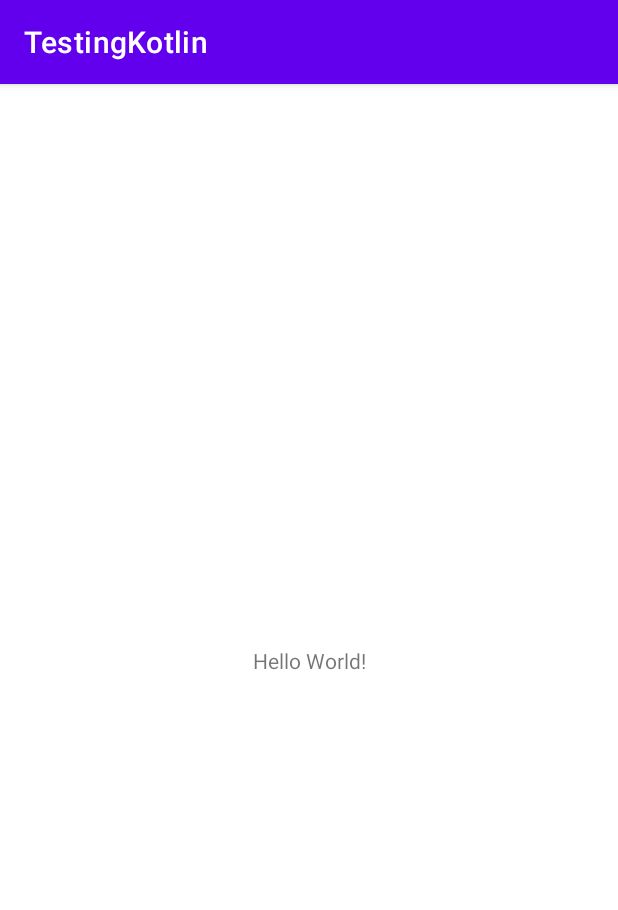
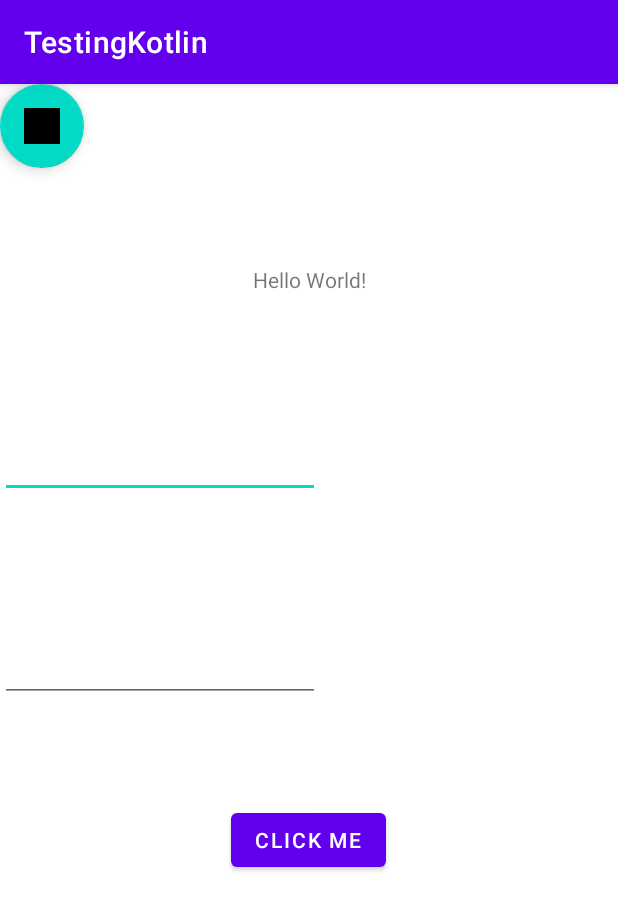
Before and after one commit to Redtro2k/Android-testing, an Android app: the screen it shows after launch (MainActivity), on a phone screen of 412 x 824 dp. Shown: the top 910 px of the screen. Run offline under Robolectric (Android 15) with nearby library versions, the phone set to English and light mode, and no system bars.

Commit message:
learn basic kotlin snackbar,toast,button,input

```diff
--- a/app/src/main/java/com/example/testingkotlin/MainActivity.kt
+++ b/app/src/main/java/com/example/testingkotlin/MainActivity.kt
@@ -2,10 +2,43 @@ package com.example.testingkotlin
 
 import androidx.appcompat.app.AppCompatActivity
 import android.os.Bundle
+import android.view.View
+import android.widget.Button
+import android.widget.EditText
+import android.widget.TextView
+import android.widget.Toast
+import com.google.android.material.snackbar.Snackbar
+import org.w3c.dom.Text
 
 class MainActivity : AppCompatActivity() {
     override fun onCreate(savedInstanceState: Bundle?) {
         super.onCreate(savedInstanceState)
         setContentView(R.layout.activity_main)
+
+        val fab: View = findViewById<View>(R.id.fab);
+        val btnclickme: Button = findViewById<Button>(R.id.btnclickme);
+        val txt_num_1: EditText = findViewById<EditText>(R.id.txt_num_1);
+        val txt_num_2: EditText = findViewById<EditText>(R.id.txt_num_2);
+
+
+        //snackbar
+        val testing: TextView = findViewById<TextView>(R.id.testing);
+        fab.setOnClickListener { view ->
+            Snackbar.make(view, "Here's a Snackbar", Snackbar.LENGTH_LONG)
+                .setAction("Action", null)
+                .show();
+            testing.setText("Hi Darwin");
+        }
+        //toast
+        val toast = Toast.makeText(applicationContext, "This is toast", Toast.LENGTH_SHORT).show()
+        //button
+        btnclickme.setOnClickListener{ view->
+            var num1 : Number; var num2 : Number; var total: Number;
+            num1 = txt_num_1.text.toString().toInt();
+            num2 = txt_num_2.text.toString().toInt();
+            total = num1 + num2;
+
+            testing.setText(total.toString())
+        }
     }
 }
--- a/app/src/main/res/layout/activity_main.xml
+++ b/app/src/main/res/layout/activity_main.xml
@@ -7,12 +7,58 @@
     tools:context=".MainActivity">
 
     <TextView
+        android:id="@+id/testing"
         android:layout_width="wrap_content"
         android:layout_height="wrap_content"
         android:text="Hello World!"
         app:layout_constraintBottom_toBottomOf="parent"
         app:layout_constraintEnd_toEndOf="parent"
         app:layout_constraintStart_toStartOf="parent"
-        app:layout_constraintTop_toTopOf="parent" />
+        app:layout_constraintTop_toTopOf="parent"
+        app:layout_constraintVertical_bias="0.161" />
+
+    <com.google.android.material.floatingactionbutton.FloatingActionButton
+        android:id="@+id/fab"
+        android:layout_width="wrap_content"
+        android:layout_height="wrap_content"
+        android:layout_gravity="end|bottom"
+        android:layout_margin="16dp"
+        android:contentDescription="@string/app_name"
+        android:src="@drawable/ic_launcher_background"
+        tools:ignore="MissingConstraints"
+        tools:layout_editor_absoluteX="339dp"
+        tools:layout_editor_absoluteY="659dp" />
+
+    <Button
+        android:id="@+id/btnclickme"
+        android:layout_width="wrap_content"
+        android:layout_height="wrap_content"
+        android:text="Click me"
+        app:layout_constraintBottom_toBottomOf="parent"
+        app:layout_constraintEnd_toEndOf="parent"
+        app:layout_constraintHorizontal_bias="0.498"
+        app:layout_constraintStart_toStartOf="parent"
+        app:layout_constraintTop_toBottomOf="@+id/testing"
+        app:layout_constraintVertical_bias="0.586" />
+
+    <EditText
+        android:id="@+id/txt_num_1"
+        android:layout_width="wrap_content"
+        android:layout_height="wrap_content"
+        android:ems="10"
+        android:inputType="textPersonName"
+        app:layout_constraintBottom_toTopOf="@+id/txt_num_2"
+        app:layout_constraintTop_toBottomOf="@+id/testing"
+        tools:layout_editor_absoluteX="100dp" />
+
+    <EditText
+        android:id="@+id/txt_num_2"
+        android:layout_width="wrap_content"
+        android:layout_height="wrap_content"
+        android:layout_marginBottom="68dp"
+        android:ems="10"
+        android:inputType="textPersonName"
+        app:layout_constraintBottom_toTopOf="@+id/btnclickme"
+        tools:layout_editor_absoluteX="100dp" />
 
 </androidx.constraintlayout.widget.ConstraintLayout>
```
